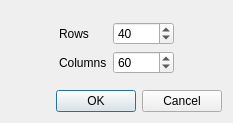
First picture: the form in newdocumentdialog.ui, repository segfault87/stitchy, before the edit.
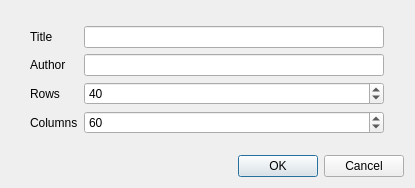
Second picture: the form after the edit.

Patch:
```diff
--- a/newdocumentdialog.ui
+++ b/newdocumentdialog.ui
@@ -6,8 +6,8 @@
    <rect>
     <x>0</x>
     <y>0</y>
-    <width>233</width>
-    <height>123</height>
+    <width>415</width>
+    <height>188</height>
    </rect>
   </property>
   <property name="windowTitle">
@@ -45,13 +45,47 @@
      <item>
       <layout class="QFormLayout" name="formLayout">
        <item row="0" column="0">
+        <widget class="QLabel" name="label_3">
+         <property name="text">
+          <string>Title</string>
+         </property>
+        </widget>
+       </item>
+       <item row="0" column="1">
+        <widget class="QLineEdit" name="title">
+         <property name="minimumSize">
+          <size>
+           <width>300</width>
+           <height>0</height>
+          </size>
+         </property>
+        </widget>
+       </item>
+       <item row="1" column="0">
+        <widget class="QLabel" name="label_4">
+         <property name="text">
+          <string>Author</string>
+         </property>
+        </widget>
+       </item>
+       <item row="1" column="1">
+        <widget class="QLineEdit" name="author">
+         <property name="minimumSize">
+          <size>
+           <width>300</width>
+           <height>0</height>
+          </size>
+         </property>
+        </widget>
+       </item>
+       <item row="2" column="0">
         <widget class="QLabel" name="label">
          <property name="text">
           <string>Rows</string>
          </property>
         </widget>
        </item>
-       <item row="0" column="1">
+       <item row="2" column="1">
         <widget class="QSpinBox" name="rows">
          <property name="minimum">
           <number>1</number>
@@ -64,14 +98,14 @@
          </property>
         </widget>
        </item>
-       <item row="1" column="0">
+       <item row="3" column="0">
         <widget class="QLabel" name="label_2">
          <property name="text">
           <string>Columns</string>
          </property>
         </widget>
        </item>
-       <item row="1" column="1">
+       <item row="3" column="1">
         <widget class="QSpinBox" name="columns">
          <property name="minimum">
           <number>1</number>
```
